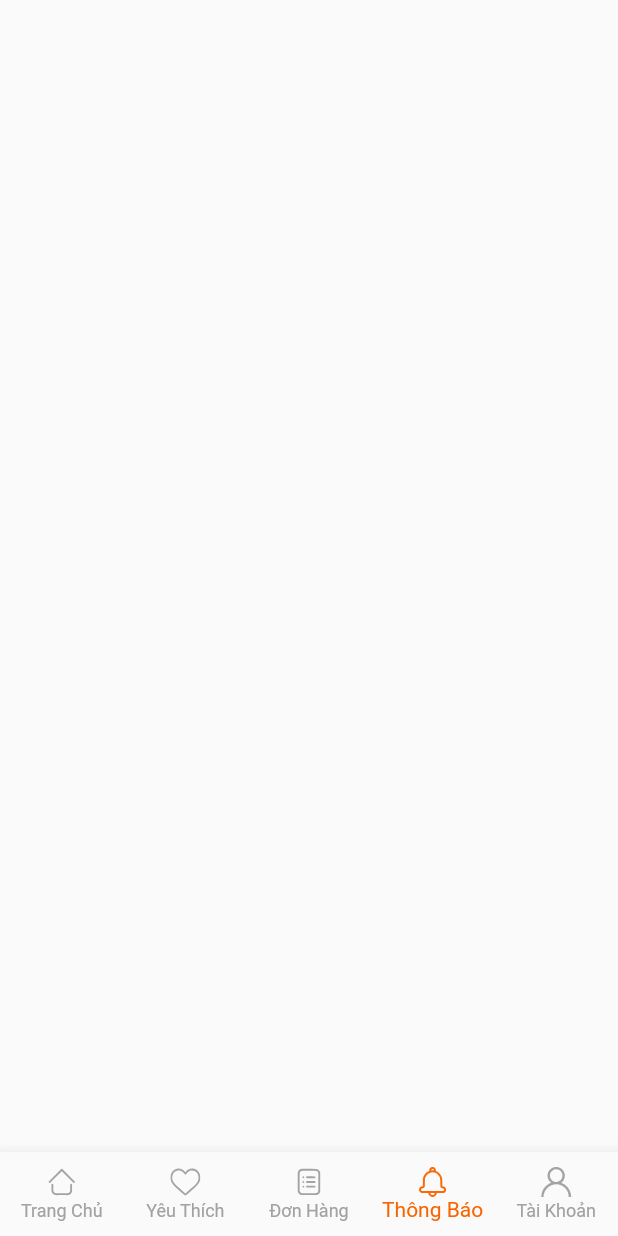
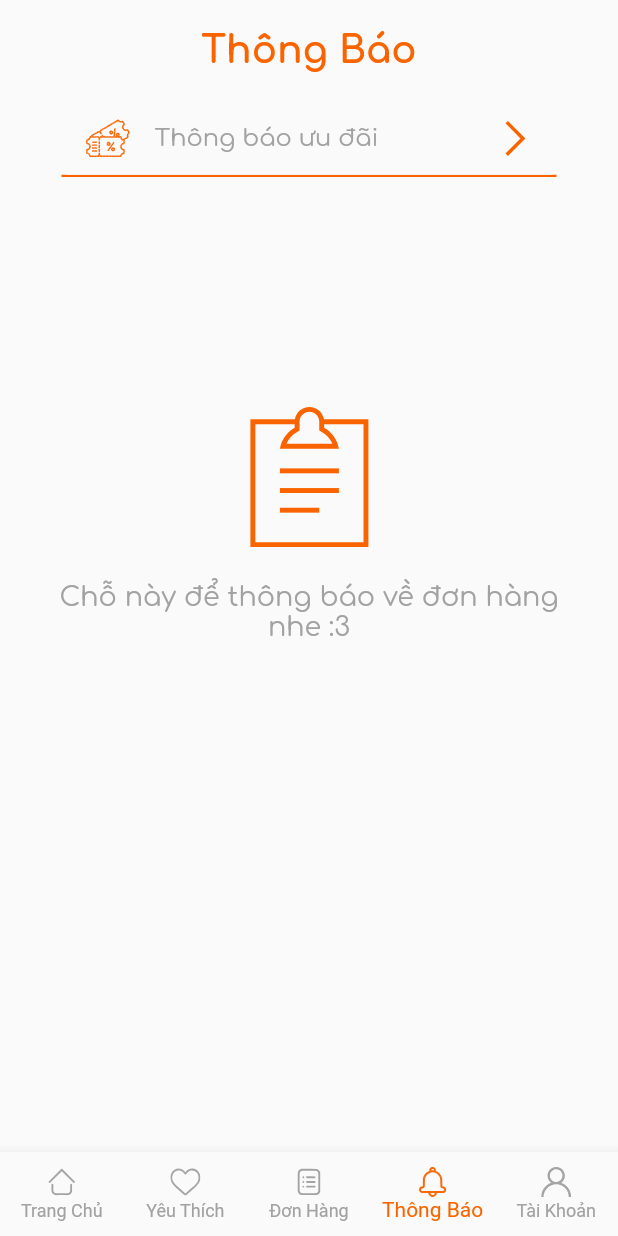
Before and after one commit to LAT0045/BOX_New_Version, a Flutter app: the screen it shows after launch, item 4 of the bottom bar chosen, on a phone screen of 412 x 824 dp. Run offline on Flutter 3.47's test engine with Material 2 defaults, Android fonts, the phone set to English and light mode, and no system bars; our stand-ins replace carousel_slider, dots_indicator, dotted_decoration, flutter_svg, lottie, slide_countdown.

Commit message:
UI Notification

```diff
--- a/box/lib/main.dart
+++ b/box/lib/main.dart
@@ -1,5 +1,5 @@
 import 'package:box/screens/home_screen.dart';
-import 'package:box/tabs/order_tab.dart';
+import 'package:box/tabs/notification_tab.dart';
 import 'package:flutter/material.dart';
 
 void main() {
@@ -14,7 +14,7 @@ class MyApp extends StatelessWidget {
   Widget build(BuildContext context) {
     return const MaterialApp(
     debugShowCheckedModeBanner: false, home: HomeScreen()
-    //home: OrderTab(isEmpty: false,),
+    //home: NotificationTab(isEmpty: false,),
     );
 
   }
--- a/box/lib/screens/home_screen.dart
+++ b/box/lib/screens/home_screen.dart
@@ -1,4 +1,5 @@
 import 'package:box/tabs/favorite_tab.dart';
+import 'package:box/tabs/notification_tab.dart';
 import 'package:box/tabs/order_tab.dart';
 import 'package:box/tabs/home_tab.dart';
 import 'package:box/tabs/personal_info.dart';
@@ -30,7 +31,7 @@ class _HomeScreenState extends State<HomeScreen> {
       const HomeTab(),
       const FavoriteTab(isEmpty: true),
       const OrderTab(isEmpty: true),
-      Container(),
+      const NotificationTab(isEmpty: true),
       const PersonalInfoScreen()
     ];
 
--- /dev/null
+++ b/box/lib/tabs/notification_tab.dart
@@ -0,0 +1,235 @@
+import 'package:box/cards/notification_card.dart';
+import 'package:box/utils/colors.dart';
+import 'package:flutter/material.dart';
+import 'package:flutter_svg/flutter_svg.dart';
+
+class NotificationTab extends StatefulWidget {
+  final bool isEmpty;
+
+  const NotificationTab({super.key, required this.isEmpty});
+
+  @override
+  State<StatefulWidget> createState() {
+    return _NotificationTabState();
+  }
+}
+
+class _NotificationTabState extends State<NotificationTab> {
+  @override
+  Widget build(BuildContext context) {
+    return SafeArea(
+      child:widget.isEmpty ? const EmptyNotification() : const Notification()
+    );
+  }
+}
+
+class EmptyNotification extends StatelessWidget {
+  const EmptyNotification({super.key});
+
+  @override
+  Widget build(BuildContext context) {
+    return Column(
+      children: [
+        const Padding(
+          padding: EdgeInsets.symmetric(vertical: 20.0),
+          child: Text(
+            "Thông Báo",
+            style: TextStyle(
+              fontFamily: 'Comfortaa',
+              fontSize: 25,
+              fontWeight: FontWeight.bold,
+              color: AppColors.orangeColor,
+            ),
+          ),
+        ),
+        Container(
+          width: 330,
+          height: 50,
+          decoration: const BoxDecoration(
+            border: Border(
+                bottom: BorderSide(
+                    color: AppColors.orangeColor, width: 1.5)), // Viền dưới
+          ),
+          child: ElevatedButton(
+            onPressed: onPressedVoucher,
+            style: ElevatedButton.styleFrom(
+              backgroundColor: const Color(0xFFFAFAFA),
+              foregroundColor: const Color(0xFFFAFAFA),
+              elevation: 0,
+              alignment: Alignment.centerLeft,
+            ),
+            child: Row(
+              mainAxisAlignment: MainAxisAlignment.start,
+              children: [
+                SvgPicture.asset(
+                  "assets/svg/voucher.svg",
+                  width: 30,
+                  height: 30,
+                  colorFilter: const ColorFilter.mode(
+                    AppColors.orangeColor,
+                    BlendMode.srcIn,
+                  ),
+                ),
+                const SizedBox(
+                  width: 16,
+                ),
+                const Text(
+                  "Thông báo ưu đãi",
+                  style: TextStyle(
+                    fontSize: 16,
+                    fontFamily: 'Comfortaa',
+                    color: AppColors.grayColor,
+                  ),
+                ),
+                const SizedBox(
+                  width: 70,
+                ),
+
+                Transform.rotate(
+                  angle: 3.14159265,
+                  child: SvgPicture.asset(
+                    "assets/svg/backarrow.svg",
+                    width: 28,
+                    height: 28,
+                    colorFilter: const ColorFilter.mode(
+                      AppColors.orangeColor,
+                      BlendMode.srcIn,
+                    ),
+                  ),
+                )
+              ],
+            ),
+          ),
+        ),
+
+        const SizedBox(
+          height: 150,
+        ),
+
+        SvgPicture.asset(
+          "assets/svg/note.svg",
+          width: 100,
+          height: 100,
+          colorFilter: const ColorFilter.mode(
+            AppColors.orangeColor,
+            BlendMode.srcIn,
+          ),
+        ),
+
+        const SizedBox(
+          height: 20,
+        ),
+
+        const Padding(
+          padding: EdgeInsets.symmetric(horizontal: 25.0),
+          child: Text(
+            "Chỗ này để thông báo về đơn hàng nhe :3",
+            textAlign: TextAlign.center,
+            style: TextStyle(
+              fontFamily: 'Comfortaa',
+              fontSize: 18,
+              color: AppColors.grayColor,
+              ),
+          ),
+        ),
+      ],
+    );
+  }
+}
+
+class Notification extends StatelessWidget {
+  const Notification({super.key});
+
+  @override
+  Widget build(BuildContext context) {
+    return Column(
+      children: [
+        const Padding(
+          padding: EdgeInsets.symmetric(vertical: 15.0),
+          child: Text(
+            "Thông báo",
+            style: TextStyle(
+              fontFamily: 'Comfortaa',
+              fontSize: 25,
+              fontWeight: FontWeight.bold,
+              color: AppColors.orangeColor,
+            ),
+          ),
+        ),
+
+        Container(
+          width: 330,
+          height: 50,
+          decoration: const BoxDecoration(
+            border: Border(
+                bottom: BorderSide(
+                    color: AppColors.orangeColor, width: 1.5)), // Viền dưới
+          ),
+          child: ElevatedButton(
+            onPressed: onPressedVoucher,
+            style: ElevatedButton.styleFrom(
+              backgroundColor: const Color(0xFFFAFAFA),
+              foregroundColor: const Color(0xFFFAFAFA),
+              elevation: 0,
+              alignment: Alignment.centerLeft,
+            ),
+            child: Row(
+              mainAxisAlignment: MainAxisAlignment.start,
+              children: [
+                SvgPicture.asset(
+                  "assets/svg/voucher.svg",
+                  width: 30,
+                  height: 30,
+                  colorFilter: const ColorFilter.mode(
+                    AppColors.orangeColor,
+                    BlendMode.srcIn,
+                  ),
+                ),
+                const SizedBox(
+                  width: 16,
+                ),
+                const Text(
+                  "Thông báo ưu đãi",
+                  style: TextStyle(
+                    fontSize: 16,
+                    fontFamily: 'Comfortaa',
+                    color: AppColors.grayColor,
+                  ),
+                ),
+                const SizedBox(
+                  width: 70,
+                ),
+
+                Transform.rotate(
+                  angle: 3.14159265,
+                  child: SvgPicture.asset(
+                    "assets/svg/backarrow.svg",
+                    width: 28,
+                    height: 28,
+                    colorFilter: const ColorFilter.mode(
+                      AppColors.orangeColor,
+                      BlendMode.srcIn,
+                    ),
+                  ),
+                )
+              ],
+            ),
+          ),
+        ),
+
+        const SizedBox(
+          height: 20,
+        ),
+
+        Expanded(
+          child: ListView.builder(
+              itemCount: 3,
+              itemBuilder: (context, index) {
+                return const NotificationCard();
+              }),
+        )
+      ],
+    );
+  }
+}
+void onPressedVoucher() {}
```
Also changed, not shown: box/lib/cards/notification_card.dart (added, +70 -0 lines), box/lib/cards/order_tracking_card.dart (+0 -14 lines), box/assets/svg/note.svg (added).
